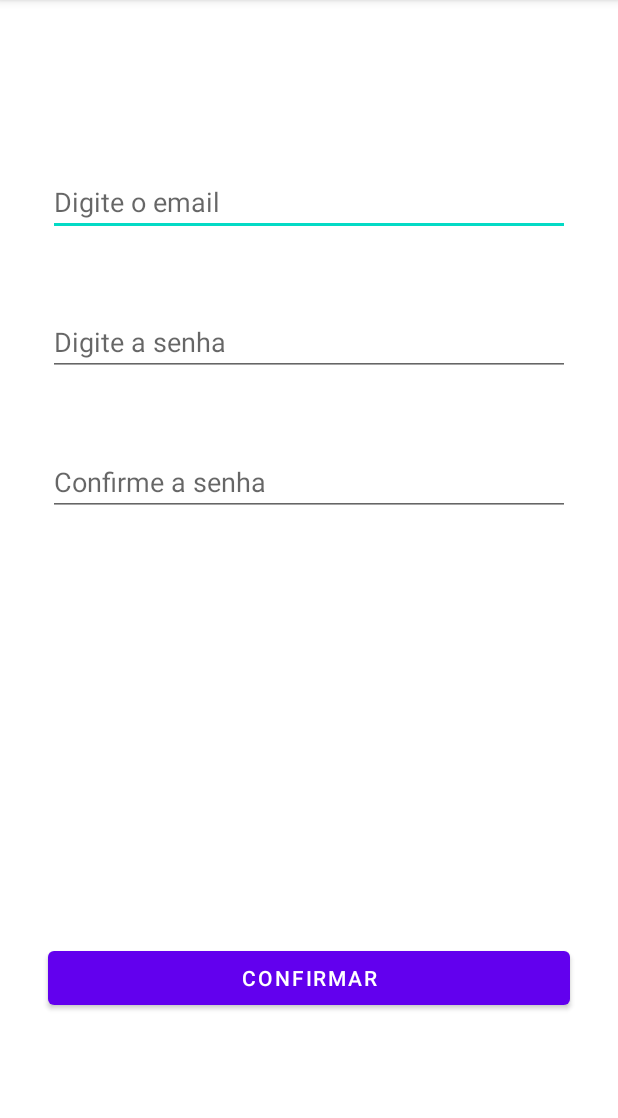
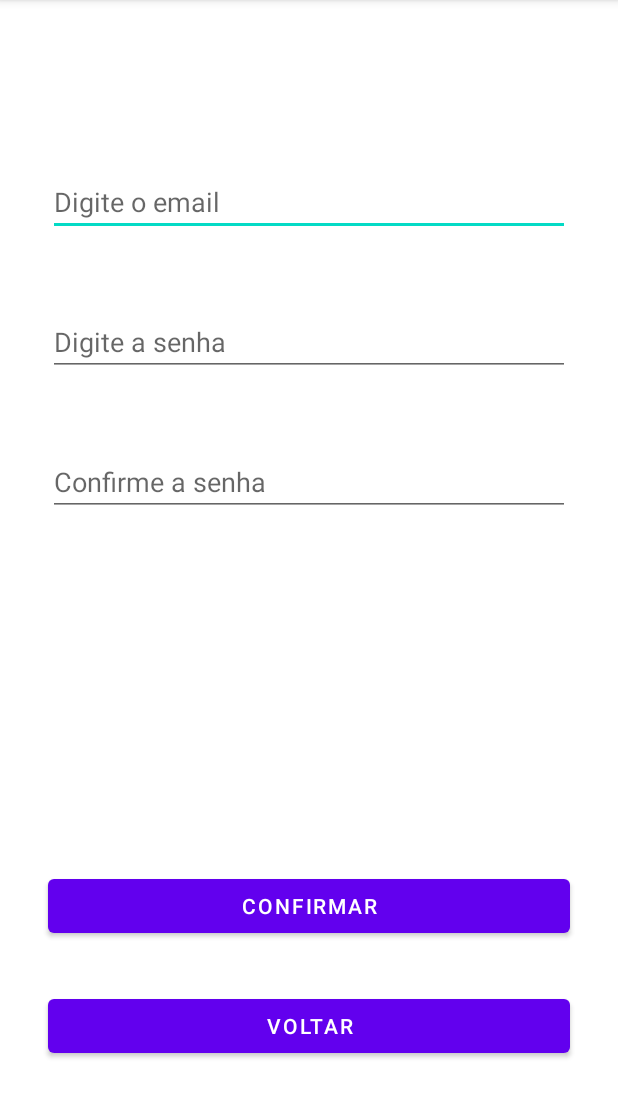
Before and after one commit to ricardolew/IESB_PI2_2021_1, an Android app: the CadastroActivity screen opened directly, with no data from a screen before it, on a phone screen of 412 x 824 dp, the part 84-1202 px from its top. Run offline under Robolectric (Android 15) with nearby library versions, the phone set to English and light mode, and no system bars; our stand-ins replace Firebase (no records; nobody signed in at launch, a user with empty details on screens opened directly).

Commit message:
Adição d botão Voltar no Cadastro

```diff
--- a/app/src/main/java/br/iesb/mobile/rpg_pi2_20211/CadastroActivity.kt
+++ b/app/src/main/java/br/iesb/mobile/rpg_pi2_20211/CadastroActivity.kt
@@ -53,5 +53,10 @@
                 }
             }
         }
+
+        btCadastroVolta.setOnClickListener {
+
+            finish()
+        }
     }
 }
--- a/app/src/main/res/layout/activity_cadastro.xml
+++ b/app/src/main/res/layout/activity_cadastro.xml
@@ -64,10 +64,22 @@
         android:layout_height="wrap_content"
         android:layout_marginStart="32dp"
         android:layout_marginEnd="32dp"
-        android:layout_marginBottom="92dp"
+        android:layout_marginBottom="140dp"
         android:text="@string/botao_cadastro_confirmar"
         app:layout_constraintBottom_toBottomOf="parent"
         app:layout_constraintEnd_toEndOf="parent"
         app:layout_constraintHorizontal_bias="0.0"
         app:layout_constraintStart_toStartOf="parent" />
+
+    <Button
+        android:id="@+id/btCadastroVolta"
+        android:layout_width="0dp"
+        android:layout_height="wrap_content"
+        android:layout_marginStart="32dp"
+        android:layout_marginEnd="32dp"
+        android:layout_marginBottom="60dp"
+        android:text="@string/botao_cadastro_voltar"
+        app:layout_constraintBottom_toBottomOf="parent"
+        app:layout_constraintEnd_toEndOf="parent"
+        app:layout_constraintStart_toStartOf="parent" />
 </androidx.constraintlayout.widget.ConstraintLayout>
--- a/app/src/main/res/values/strings.xml
+++ b/app/src/main/res/values/strings.xml
@@ -10,5 +10,6 @@
     <string name="hint_cadastro_senha">Digite a senha</string>
     <string name="hint_cadastro_senha_confirma">Confirme a senha</string>
     <string name="botao_cadastro_confirmar">Confirmar</string>
+    <string name="botao_cadastro_voltar">Voltar</string>
 
 </resources>
```
